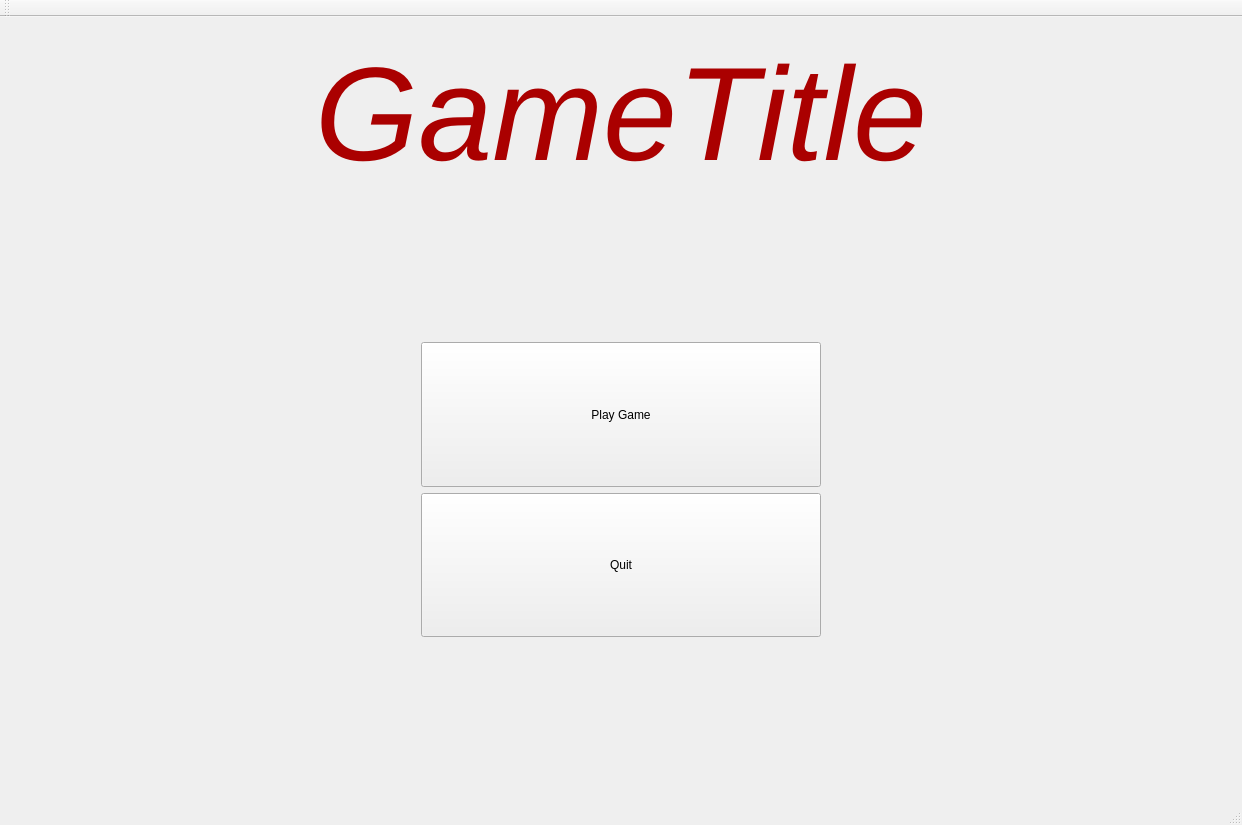
The window that GameProject/gamewindow.ui (ltuijnder/GameProject) describes before a commit, drawn with Qt 5.
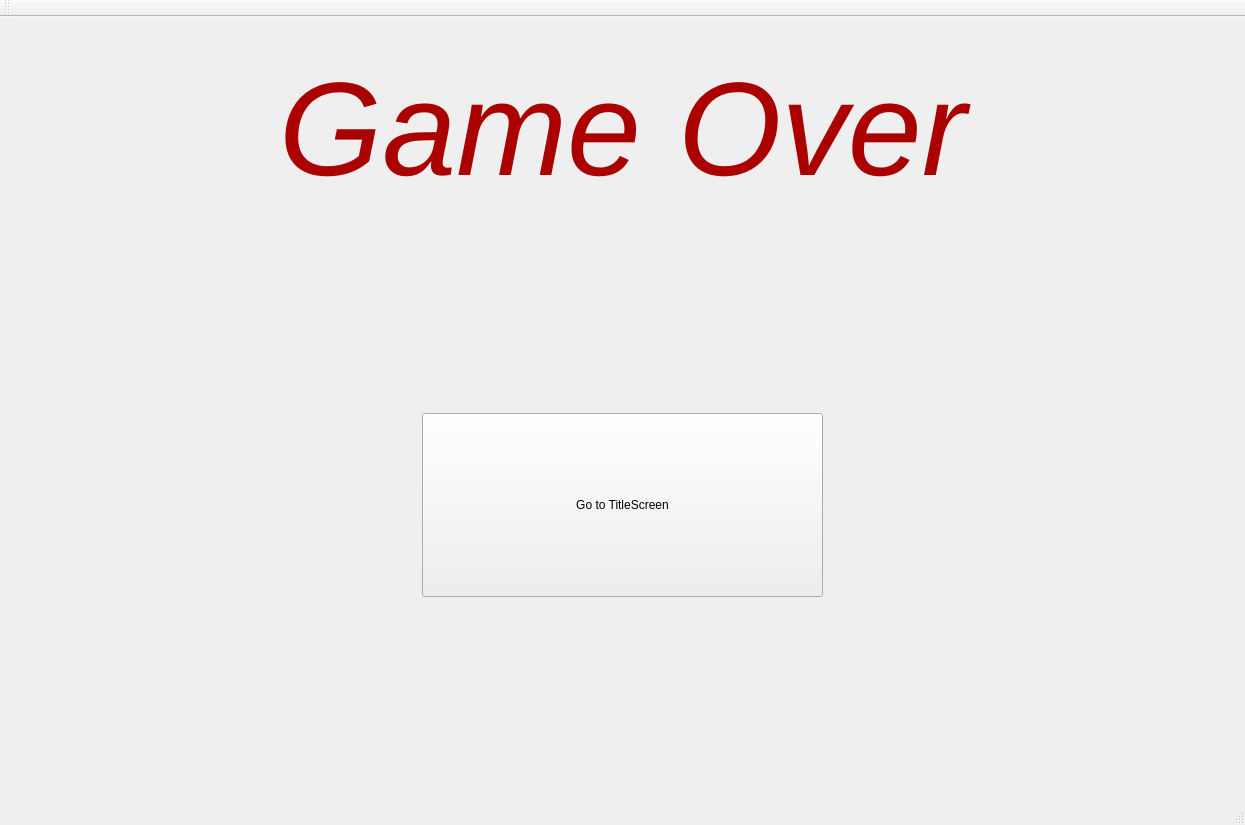
The same window after the commit. The open tabs and pages were chosen to show the change.

Commit message: Added GameOver and a clear reset

Diff of the .ui file:
```diff
--- a/GameProject/gamewindow.ui
+++ b/GameProject/gamewindow.ui
@@ -6,7 +6,7 @@
    <rect>
     <x>0</x>
     <y>0</y>
-    <width>1242</width>
+    <width>1245</width>
     <height>825</height>
    </rect>
   </property>
@@ -26,8 +26,8 @@
    <property name="autoFillBackground">
     <bool>true</bool>
    </property>
-   <layout class="QGridLayout" name="gridLayout">
-    <item row="0" column="0">
+   <layout class="QVBoxLayout" name="verticalLayout_5">
+    <item>
      <widget class="QStackedWidget" name="stackedWidget">
       <property name="sizePolicy">
        <sizepolicy hsizetype="Expanding" vsizetype="Expanding">
@@ -583,6 +583,101 @@
         </item>
        </layout>
       </widget>
+      <widget class="QWidget" name="GameOver">
+       <layout class="QVBoxLayout" name="verticalLayout_6">
+        <item>
+         <widget class="QLabel" name="GameTitle_3">
+          <property name="sizePolicy">
+           <sizepolicy hsizetype="Expanding" vsizetype="Expanding">
+            <horstretch>0</horstretch>
+            <verstretch>0</verstretch>
+           </sizepolicy>
+          </property>
+          <property name="text">
+           <string>&lt;html&gt;&lt;head/&gt;&lt;body&gt;&lt;p align=&quot;center&quot;&gt;&lt;span style=&quot; font-size:100pt; font-style:italic; color:#aa0000;&quot;&gt;Game Over&lt;/span&gt;&lt;/p&gt;&lt;/body&gt;&lt;/html&gt;</string>
+          </property>
+         </widget>
+        </item>
+        <item>
+         <spacer name="verticalSpacer_6">
+          <property name="orientation">
+           <enum>Qt::Vertical</enum>
+          </property>
+          <property name="sizeHint" stdset="0">
+           <size>
+            <width>20</width>
+            <height>40</height>
+           </size>
+          </property>
+         </spacer>
+        </item>
+        <item>
+         <layout class="QHBoxLayout" name="horizontalLayout_3">
+          <item>
+           <spacer name="horizontalSpacer_5">
+            <property name="orientation">
+             <enum>Qt::Horizontal</enum>
+            </property>
+            <property name="sizeHint" stdset="0">
+             <size>
+              <width>40</width>
+              <height>20</height>
+             </size>
+            </property>
+           </spacer>
+          </item>
+          <item>
+           <widget class="QPushButton" name="GoTitleScreen">
+            <property name="sizePolicy">
+             <sizepolicy hsizetype="Expanding" vsizetype="Expanding">
+              <horstretch>0</horstretch>
+              <verstretch>0</verstretch>
+             </sizepolicy>
+            </property>
+            <property name="minimumSize">
+             <size>
+              <width>150</width>
+              <height>50</height>
+             </size>
+            </property>
+            <property name="styleSheet">
+             <string notr="true">font: 75 24pt &quot;Noto Sans&quot;;</string>
+            </property>
+            <property name="text">
+             <string>Go to TitleScreen</string>
+            </property>
+           </widget>
+          </item>
+          <item>
+           <spacer name="horizontalSpacer_6">
+            <property name="orientation">
+             <enum>Qt::Horizontal</enum>
+            </property>
+            <property name="sizeHint" stdset="0">
+             <size>
+              <width>40</width>
+              <height>20</height>
+             </size>
+            </property>
+           </spacer>
+          </item>
+         </layout>
+        </item>
+        <item>
+         <spacer name="verticalSpacer_5">
+          <property name="orientation">
+           <enum>Qt::Vertical</enum>
+          </property>
+          <property name="sizeHint" stdset="0">
+           <size>
+            <width>20</width>
+            <height>40</height>
+           </size>
+          </property>
+         </spacer>
+        </item>
+       </layout>
+      </widget>
      </widget>
     </item>
    </layout>
```
Left out of the diff: 71 changed lines with no effect on the pictures. The commit also changes 9 other files.
